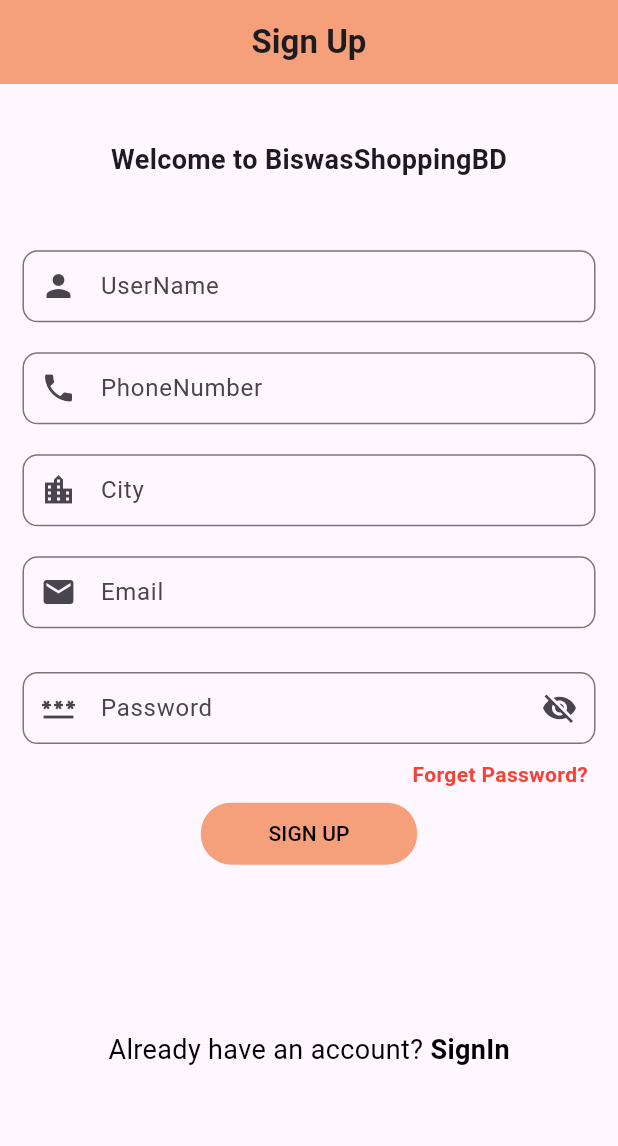
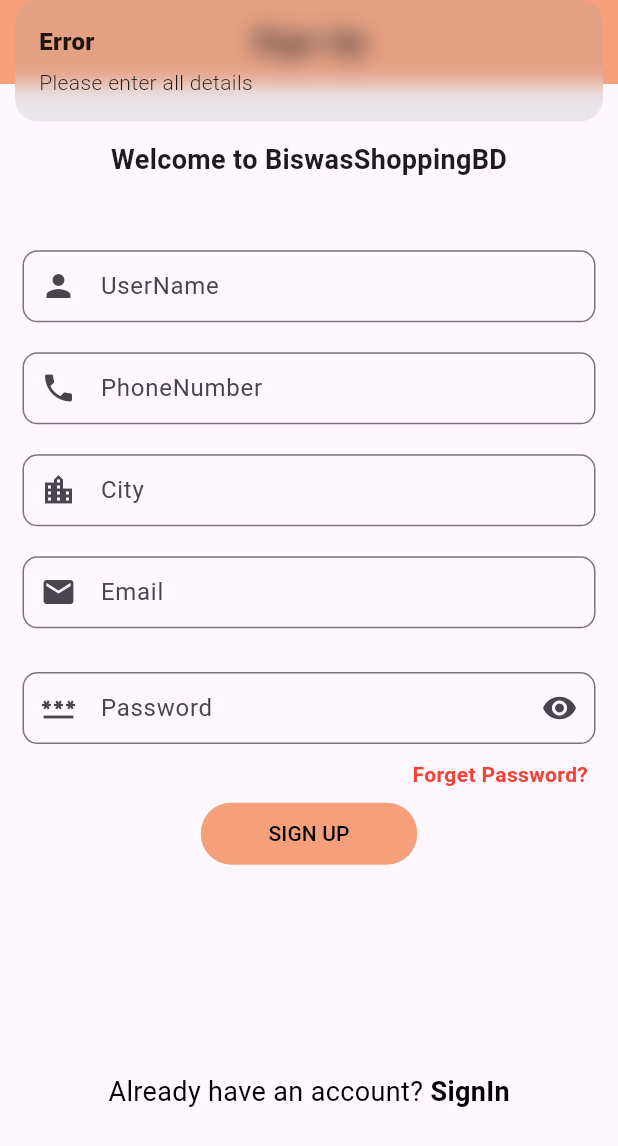
Before and after one commit to Anik-Adnan/BiswasShoppingBD, a Flutter app: the SignUpScreen screen opened directly, after a tap on "SIGN UP", on a phone screen of 412 x 824 dp. Shown: the top 1146 px of the screen. Run offline on Flutter 3.47's test engine with Material 3 defaults, Android fonts, the phone set to English and light mode, and no system bars; our stand-ins replace cloud_firestore, firebase_auth, firebase_core, flutter_easyloading, flutter_keyboard_visibility, get and 2 more; accounts and stored records are empty.

Commit message:
sign-in with mail controller and screen updation done

```diff
--- a/biswas_shopping_bd/lib/controllers/sign-up-controller.dart
+++ b/biswas_shopping_bd/lib/controllers/sign-up-controller.dart
@@ -21,7 +21,7 @@ class SignUpController extends GetxController{
       String userCity,
       String userPassword,
       String userDeviceToken,
-      ) async{
+      )async{
 
     EasyLoading.show(status: "Please wait");
     try{
--- a/biswas_shopping_bd/lib/screens/auth-ui/sign-up-screen.dart
+++ b/biswas_shopping_bd/lib/screens/auth-ui/sign-up-screen.dart
@@ -1,6 +1,6 @@
 
-import 'package:biswas_shopping_bd/controllers/google-sign-in-controller.dart';
 import 'package:biswas_shopping_bd/controllers/sign-up-controller.dart';
+import 'package:firebase_auth/firebase_auth.dart';
 import 'package:get/get.dart';
 
 import '/screens/auth-ui/sigin-in.dart';
@@ -36,7 +36,13 @@ class _SignUpScreenState extends State<SignUpScreen>{
             centerTitle: true,
             title: const Text('Sign Up',style: TextStyle(fontWeight: FontWeight.bold),),
           ),
-          body: Column(
+          body: SingleChildScrollView(
+            child: ConstrainedBox(  // Ensure it takes full height
+            constraints: BoxConstraints(
+            minHeight: Get.height,
+            ),
+            child: IntrinsicHeight(
+              child: Column(
                 children: [
                   SizedBox(
                     height: Get.height/22,
@@ -134,19 +140,28 @@ class _SignUpScreenState extends State<SignUpScreen>{
                     width: Get.width,
                     child: Padding(
                       padding: const EdgeInsets.all(10.0),
-                  child: TextFormField(
+                      child: Obx(
+                        () => TextFormField(
                           controller: userPassword,
                           cursorColor: AppConstant.appSecondaryColor,
                           keyboardType: TextInputType.visiblePassword,
-                    obscureText: true,
+                          obscureText: signUpController.isPasswordVisible.value,
                           decoration: InputDecoration(
                               hintText: 'Password',
                               prefixIcon: const Icon(Icons.password),
-                        suffixIcon: const Icon(Icons.visibility_off),
+                              suffixIcon: GestureDetector(
+
+                                onTap: (){
+                                    signUpController.isPasswordVisible.toggle();
+                                },
+                                child: signUpController.isPasswordVisible.value ?  const Icon(Icons.visibility_off) : const Icon(Icons.visibility),
+
+                              ),
                               contentPadding: const EdgeInsets.only(top:2.0,left: 8.0),
                               border: OutlineInputBorder(
                                 borderRadius: BorderRadius.circular(10.0),
                               )
+                          ),
                         ),
                       ),
                     ),
@@ -170,7 +185,31 @@ class _SignUpScreenState extends State<SignUpScreen>{
                       ),
                       child: TextButton(
                         child: const Text("SIGN UP",style: TextStyle(color: Colors.black),),
-                    onPressed: (){},
+                        onPressed: () async {
+                          String name = userName.text.trim();
+                          String phone = userPhoneNumber.text.trim();
+                          String city = userCity.text.trim();
+                          String mail = userEmail.text.trim();
+                          String password = userPassword.text.trim();
+                          String deviceToken = '';
+
+                          if(name.isEmpty || mail.isEmpty || city.isEmpty || password.isEmpty || phone.isEmpty){
+                            Get.snackbar("Error", "Please enter all details");
+                          }
+                          else{
+                            UserCredential? userCredential = await signUpController.signUpMethod(name, mail, phone, city, password, deviceToken);
+
+                            if(userCredential != null){
+                              Get.snackbar("Verification email sent .", "Please check your email.",
+                              snackPosition: SnackPosition.BOTTOM,
+                              backgroundColor: AppConstant.appSecondaryColor,
+                              colorText: AppConstant.apptextColor
+                              );
+                              FirebaseAuth.instance.signOut();
+                              Get.offAll(()=> SignInScreen());
+                            }
+                          }
+                        },
                       ),
                     ),
                   ),
@@ -190,7 +229,9 @@ class _SignUpScreenState extends State<SignUpScreen>{
 
                 ],
               ),
-
+            ),
+          ),
+          ),
         );
       },
     );
--- a/biswas_shopping_bd/lib/utils/app-constant.dart
+++ b/biswas_shopping_bd/lib/utils/app-constant.dart
@@ -7,6 +7,6 @@ class AppConstant{
   static String appPoweredBy = "Powered by Anik Adnan";
   static const appMainColor = Color(0xFFFC9E41);
   static const appSecondaryColor = Color(0xFFF6A07B);
-  static const apptextColor = Color(0xFFFCFCFC);
+  static const apptextColor = Color(0xFF090909);
   static const appStatusBarColor = Color(0xFFFCFCFC);
 }
```
Lines whose indentation alone changed are shown as unchanged.
